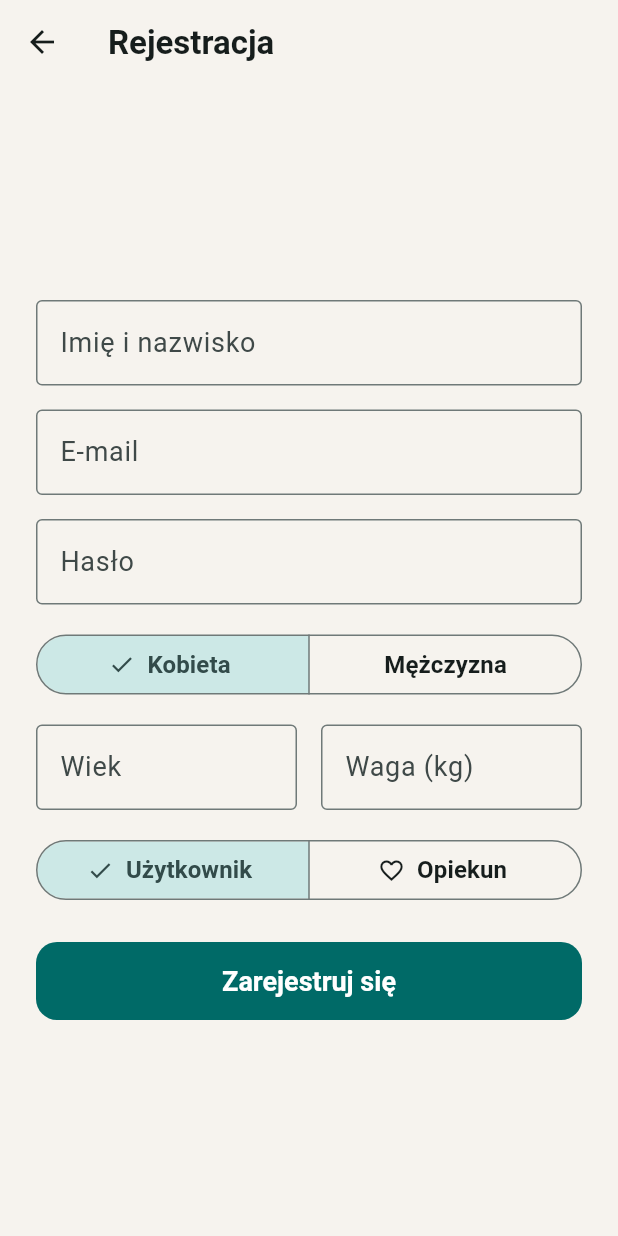
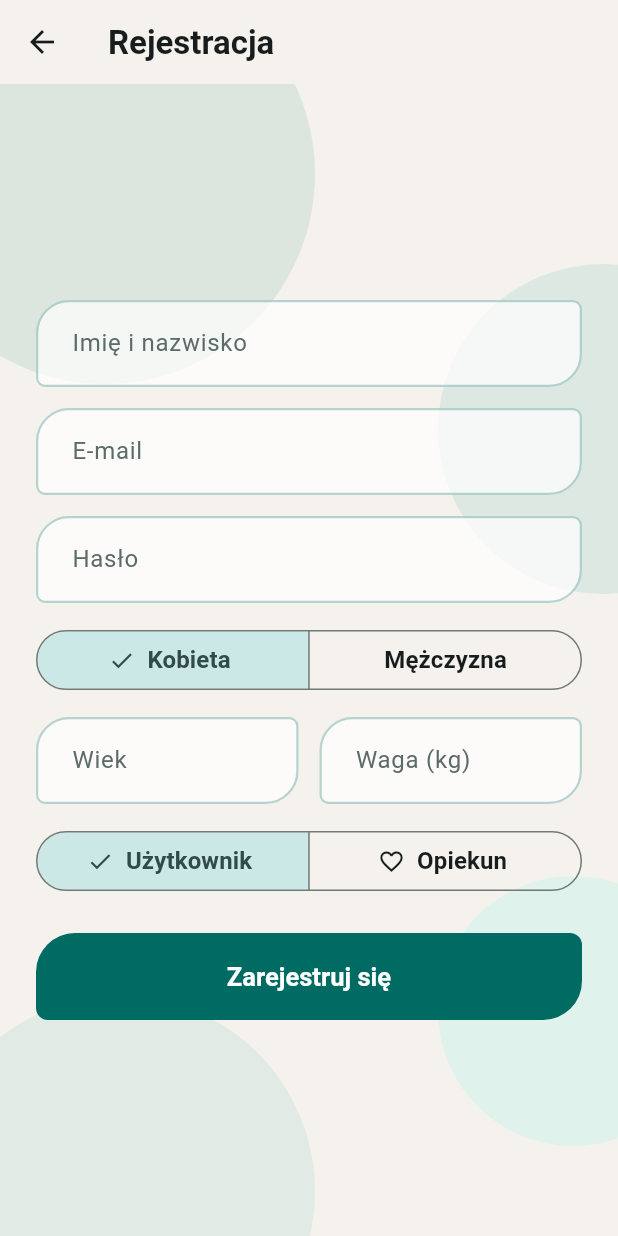
Before and after one commit to Cay00/mCare, a Flutter app: the screen it shows after launch, after a tap on "Zaloguj się", after a tap on "Nie masz konta? Zarejestruj się", on a phone screen of 412 x 824 dp. Run offline on Flutter 3.47's test engine with Material 3 defaults, Android fonts, the phone set to English and light mode, and no system bars; our stand-ins replace qr_flutter; missing offline and left inert: mobile_scanner; accounts and stored records are empty.

Commit message:
feat: update wygladu ui ekranu logowania i screen

```diff
--- a/lib/screens/login_screen.dart
+++ b/lib/screens/login_screen.dart
@@ -2,6 +2,7 @@ import 'package:flutter/material.dart';
 
 import 'package:m_opiekun/auth/auth_service.dart';
 import 'package:m_opiekun/screens/register_screen.dart';
+import 'package:m_opiekun/widgets/liquid.dart';
 
 class LoginScreen extends StatefulWidget {
   final AuthService auth;
@@ -32,11 +33,12 @@ class _LoginScreenState extends State<LoginScreen> {
   @override
   Widget build(BuildContext context) {
     final theme = Theme.of(context);
-    final colorScheme = theme.colorScheme;
     final demoUsers = widget.auth.demoUsers;
 
     return Scaffold(
+      backgroundColor: LiquidColors.bg,
       body: SafeArea(
+        child: LiquidBackground(
           child: Center(
             child: SingleChildScrollView(
               padding: const EdgeInsets.all(24),
@@ -47,12 +49,24 @@ class _LoginScreenState extends State<LoginScreen> {
                   children: [
                     Container(
                       padding: const EdgeInsets.symmetric(
-                      horizontal: 24,
-                      vertical: 32,
+                        horizontal: 28,
+                        vertical: 30,
                       ),
-                    decoration: BoxDecoration(
-                      color: colorScheme.primary,
-                      borderRadius: BorderRadius.circular(32),
+                      decoration: const BoxDecoration(
+                        gradient: LinearGradient(
+                          begin: Alignment.topLeft,
+                          end: Alignment.bottomRight,
+                          colors: [
+                            Color(0xEB006B63),
+                            Color(0xEB004D47),
+                          ],
+                        ),
+                        borderRadius: BorderRadius.only(
+                          topLeft: Radius.circular(44),
+                          topRight: Radius.circular(44),
+                          bottomRight: Radius.circular(14),
+                          bottomLeft: Radius.circular(44),
+                        ),
                       ),
                       child: Column(
                         crossAxisAlignment: CrossAxisAlignment.start,
@@ -60,54 +74,44 @@ class _LoginScreenState extends State<LoginScreen> {
                           Text(
                             'mOpiekun',
                             style: theme.textTheme.headlineMedium?.copyWith(
-                            color: colorScheme.onPrimary,
+                              color: Colors.white,
+                              fontWeight: FontWeight.w800,
+                              letterSpacing: -0.5,
                             ),
                           ),
-                        const SizedBox(height: 8),
+                          const SizedBox(height: 6),
                           Text(
                             'Zaloguj się, aby kontynuować',
                             style: theme.textTheme.bodyLarge?.copyWith(
-                            color: colorScheme.onPrimary.withValues(
-                              alpha: 0.85,
-                            ),
+                              color: Colors.white.withValues(alpha: 0.9),
                             ),
                           ),
                         ],
                       ),
                     ),
-                  const SizedBox(height: 24),
-                  TextField(
+                    const SizedBox(height: 22),
+                    LiquidField(
                       controller: _email,
+                      label: 'E-mail',
                       keyboardType: TextInputType.emailAddress,
-                    decoration: const InputDecoration(
-                      labelText: 'E-mail',
-                      border: OutlineInputBorder(),
                     ),
-                  ),
-                  const SizedBox(height: 16),
-                  TextField(
+                    const SizedBox(height: 14),
+                    LiquidField(
                       controller: _password,
+                      label: 'Hasło',
                       obscureText: true,
-                    decoration: const InputDecoration(
-                      labelText: 'Hasło',
-                      border: OutlineInputBorder(),
-                    ),
                     ),
                     if (_error != null) ...[
                       const SizedBox(height: 12),
                       Text(
                         _error!,
                         style: theme.textTheme.bodyMedium?.copyWith(
-                        color: colorScheme.error,
+                          color: Theme.of(context).colorScheme.error,
                         ),
                       ),
                     ],
-                  const SizedBox(height: 24),
-                  FilledButton(
-                    onPressed: _submit,
-                    child: const Text('Zaloguj się'),
-                  ),
-                  const SizedBox(height: 12),
+                    const SizedBox(height: 22),
+                    LiquidButton(label: 'Zaloguj się', onPressed: _submit),
                     TextButton(
                       onPressed: () {
                         Navigator.of(context).push(
@@ -116,33 +120,84 @@ class _LoginScreenState extends State<LoginScreen> {
                           ),
                         );
                       },
-                    child: const Text('Nie masz konta? Zarejestruj się'),
+                      child: const Text(
+                        'Nie masz konta? Zarejestruj się',
+                        style: TextStyle(
+                          color: LiquidColors.teal,
+                          fontWeight: FontWeight.w700,
+                          fontSize: 15,
                         ),
-                  const SizedBox(height: 24),
-                  Text(
-                    'Szybkie logowanie',
-                    style: theme.textTheme.titleMedium,
                       ),
+                    ),
+                    const SizedBox(height: 22),
+                    Text('Szybkie logowanie', style: theme.textTheme.titleMedium),
                     const SizedBox(height: 12),
                     for (final user in demoUsers)
                       Padding(
-                      padding: const EdgeInsets.only(bottom: 8),
-                      child: Card(
-                        child: ListTile(
-                          leading: CircleAvatar(
-                            backgroundColor: colorScheme.primaryContainer,
+                        padding: const EdgeInsets.only(bottom: 10),
+                        child: Material(
+                          color: Colors.white.withValues(alpha: 0.7),
+                          borderRadius: const BorderRadius.only(
+                            topLeft: Radius.circular(24),
+                            topRight: Radius.circular(8),
+                            bottomRight: Radius.circular(24),
+                            bottomLeft: Radius.circular(8),
+                          ),
+                          child: InkWell(
+                            borderRadius: const BorderRadius.only(
+                              topLeft: Radius.circular(24),
+                              topRight: Radius.circular(8),
+                              bottomRight: Radius.circular(24),
+                              bottomLeft: Radius.circular(8),
+                            ),
+                            onTap: () =>
+                                widget.auth.login(user.email, user.password),
+                            child: Padding(
+                              padding: const EdgeInsets.symmetric(
+                                horizontal: 16,
+                                vertical: 12,
+                              ),
+                              child: Row(
+                                children: [
+                                  CircleAvatar(
+                                    backgroundColor: LiquidColors.mint,
                                     child: Icon(
                                       user.role == UserRole.patient
                                           ? Icons.person_outline
                                           : Icons.favorite_outline,
-                              color: colorScheme.onPrimaryContainer,
+                                      color: const Color(0xFF003B36),
                                     ),
                                   ),
-                          title: Text(user.name),
-                          subtitle: Text(roleLabel(user.role)),
-                          trailing: const Icon(Icons.arrow_forward_ios, size: 16),
-                          onTap: () =>
-                              widget.auth.login(user.email, user.password),
+                                  const SizedBox(width: 14),
+                                  Column(
+                                    crossAxisAlignment:
+                                        CrossAxisAlignment.start,
+                                    children: [
+                                      Text(
+                                        user.name,
+                                        style: const TextStyle(
+                                          fontSize: 16,
+                                          fontWeight: FontWeight.w600,
+                                          color: LiquidColors.ink,
+                                        ),
+                                      ),
+                                      Text(
+                                        roleLabel(user.role),
+                                        style: const TextStyle(
+                                          fontSize: 14,
+                                          color: LiquidColors.muted,
+                                        ),
+                                      ),
+                                    ],
+                                  ),
+                                  const Spacer(),
+                                  const Icon(
+                                    Icons.chevron_right,
+                                    color: LiquidColors.muted,
+                                  ),
+                                ],
+                              ),
+                            ),
                           ),
                         ),
                       ),
@@ -152,6 +207,7 @@ class _LoginScreenState extends State<LoginScreen> {
             ),
           ),
         ),
+      ),
     );
   }
 }
--- a/lib/screens/register_screen.dart
+++ b/lib/screens/register_screen.dart
@@ -1,6 +1,7 @@
 import 'package:flutter/material.dart';
 
 import 'package:m_opiekun/auth/auth_service.dart';
+import 'package:m_opiekun/widgets/liquid.dart';
 
 class RegisterScreen extends StatefulWidget {
   final AuthService auth;
@@ -76,8 +77,13 @@ class _RegisterScreenState extends State<RegisterScreen> {
     final registered = _registered;
 
     return Scaffold(
-      appBar: AppBar(title: const Text('Rejestracja')),
+      backgroundColor: LiquidColors.bg,
+      appBar: AppBar(
+        backgroundColor: LiquidColors.bg,
+        title: const Text('Rejestracja'),
+      ),
       body: SafeArea(
+        child: LiquidBackground(
           child: Center(
             child: SingleChildScrollView(
               padding: const EdgeInsets.all(24),
@@ -87,32 +93,20 @@ class _RegisterScreenState extends State<RegisterScreen> {
                     ? Column(
                         crossAxisAlignment: CrossAxisAlignment.stretch,
                         children: [
-                        TextField(
-                          controller: _name,
-                          decoration: const InputDecoration(
-                            labelText: 'Imię i nazwisko',
-                            border: OutlineInputBorder(),
+                          LiquidField(controller: _name, label: 'Imię i nazwisko'),
+                          const SizedBox(height: 14),
+                          LiquidField(
+                            controller: _email,
+                            label: 'E-mail',
+                            keyboardType: TextInputType.emailAddress,
                           ),
+                          const SizedBox(height: 14),
+                          LiquidField(
+                            controller: _password,
+                            label: 'Hasło',
+                            obscureText: true,
                           ),
-                        const SizedBox(height: 16),
-                        TextField(
-                          controller: _email,
-                          keyboardType: TextInputType.emailAddress,
-                          decoration: const InputDecoration(
-                            labelText: 'E-mail',
-                            border: OutlineInputBorder(),
-                          ),
-                        ),
-                        const SizedBox(height: 16),
-                        TextField(
-                          controller: _password,
-                          obscureText: true,
-                          decoration: const InputDecoration(
-                            labelText: 'Hasło',
-                            border: OutlineInputBorder(),
-                          ),
-                        ),
-                        const SizedBox(height: 16),
+                          const SizedBox(height: 14),
                           SegmentedButton<Gender>(
                             segments: const [
                               ButtonSegment(
@@ -128,33 +122,27 @@ class _RegisterScreenState extends State<RegisterScreen> {
                             onSelectionChanged: (selection) =>
                                 setState(() => _gender = selection.first),
                           ),
-                        const SizedBox(height: 16),
+                          const SizedBox(height: 14),
                           Row(
                             children: [
                               Expanded(
-                              child: TextField(
+                                child: LiquidField(
                                   controller: _age,
+                                  label: 'Wiek',
                                   keyboardType: TextInputType.number,
-                                decoration: const InputDecoration(
-                                  labelText: 'Wiek',
-                                  border: OutlineInputBorder(),
                                 ),
                               ),
-                            ),
-                            const SizedBox(width: 16),
+                              const SizedBox(width: 14),
                               Expanded(
-                              child: TextField(
+                                child: LiquidField(
                                   controller: _weight,
+                                  label: 'Waga (kg)',
                                   keyboardType: TextInputType.number,
-                                decoration: const InputDecoration(
-                                  labelText: 'Waga (kg)',
-                                  border: OutlineInputBorder(),
-                                ),
                                 ),
                               ),
                             ],
                           ),
-                        const SizedBox(height: 16),
+                          const SizedBox(height: 14),
                           SegmentedButton<UserRole>(
                             segments: const [
                               ButtonSegment(
@@ -182,9 +170,9 @@ class _RegisterScreenState extends State<RegisterScreen> {
                             ),
                           ],
                           const SizedBox(height: 24),
-                        FilledButton(
+                          LiquidButton(
+                            label: 'Zarejestruj się',
                             onPressed: _submit,
-                          child: const Text('Zarejestruj się'),
                           ),
                         ],
                       )
@@ -194,15 +182,20 @@ class _RegisterScreenState extends State<RegisterScreen> {
                           Container(
                             padding: const EdgeInsets.all(24),
                             decoration: BoxDecoration(
-                            color: colorScheme.primaryContainer,
-                            borderRadius: BorderRadius.circular(32),
+                              color: LiquidColors.mint.withValues(alpha: 0.35),
+                              borderRadius: const BorderRadius.only(
+                                topLeft: Radius.circular(44),
+                                topRight: Radius.circular(44),
+                                bottomRight: Radius.circular(14),
+                                bottomLeft: Radius.circular(44),
+                              ),
                             ),
                             child: Column(
                               children: [
-                              Icon(
+                                const Icon(
                                   Icons.check_circle_outline,
                                   size: 48,
-                                color: colorScheme.onPrimaryContainer,
+                                  color: LiquidColors.teal,
                                 ),
                                 const SizedBox(height: 12),
                                 Text(
@@ -214,7 +207,6 @@ class _RegisterScreenState extends State<RegisterScreen> {
                                   '${registered.name} · ${roleLabel(registered.role)}',
                                   style: theme.textTheme.bodyMedium,
                                 ),
-                              const SizedBox(height: 4),
                                 Text(
                                   '${registered.age} lat · ${genderLabel(registered.gender)} · ${registered.weight} kg',
                                   style: theme.textTheme.bodyMedium,
@@ -223,11 +215,12 @@ class _RegisterScreenState extends State<RegisterScreen> {
                             ),
                           ),
                           const SizedBox(height: 24),
-                        FilledButton(
+                          LiquidButton(
+                            label: 'Zaloguj się automatycznie',
                             onPressed: _loginAutomatically,
-                          child: const Text('Zaloguj się automatycznie'),
                           ),
                         ],
+                      ),
               ),
             ),
           ),
--- /dev/null
+++ b/lib/widgets/liquid.dart
@@ -0,0 +1,171 @@
+import 'package:flutter/material.dart';
+
+class LiquidColors {
+  static const teal = Color(0xFF006B63);
+  static const tealDark = Color(0xFF004D47);
+  static const mint = Color(0xFFA0F0EA);
+  static const bg = Color(0xFFF5F2ED);
+  static const ink = Color(0xFF14201F);
+  static const muted = Color(0xFF5B6B69);
+  static const line = Color(0x47006B63);
+}
+
+class LiquidField extends StatefulWidget {
+  final TextEditingController controller;
+  final String label;
+  final TextInputType? keyboardType;
+  final bool obscureText;
+
+  const LiquidField({
+    super.key,
+    required this.controller,
+    required this.label,
+    this.keyboardType,
+    this.obscureText = false,
+  });
+
+  @override
+  State<LiquidField> createState() => _LiquidFieldState();
+}
+
+class _LiquidFieldState extends State<LiquidField> {
+  final _focus = FocusNode();
+  bool _focused = false;
+
+  @override
+  void initState() {
+    super.initState();
+    _focus.addListener(() => setState(() => _focused = _focus.hasFocus));
+  }
+
+  @override
+  void dispose() {
+    _focus.dispose();
+    super.dispose();
+  }
+
+  BorderRadius get _radius => _focused
+      ? const BorderRadius.only(
+          topLeft: Radius.circular(6),
+          topRight: Radius.circular(22),
+          bottomRight: Radius.circular(6),
+          bottomLeft: Radius.circular(22),
+        )
+      : const BorderRadius.only(
+          topLeft: Radius.circular(22),
+          topRight: Radius.circular(6),
+          bottomRight: Radius.circular(22),
+          bottomLeft: Radius.circular(6),
+        );
+
+  @override
+  Widget build(BuildContext context) {
+    return TextField(
+      controller: widget.controller,
+      focusNode: _focus,
+      keyboardType: widget.keyboardType,
+      obscureText: widget.obscureText,
+      style: const TextStyle(
+        color: LiquidColors.ink,
+        fontSize: 16,
+        fontWeight: FontWeight.w500,
+      ),
+      decoration: InputDecoration(
+        labelText: widget.label,
+        filled: true,
+        fillColor: Colors.white.withValues(alpha: 0.7),
+        border: OutlineInputBorder(borderRadius: _radius),
+        enabledBorder: OutlineInputBorder(
+          borderRadius: _radius,
+          borderSide: const BorderSide(color: LiquidColors.line, width: 1.5),
+        ),
+        focusedBorder: OutlineInputBorder(
+          borderRadius: _radius,
+          borderSide: const BorderSide(color: LiquidColors.teal, width: 1.5),
+        ),
+        floatingLabelStyle: const TextStyle(
+          color: LiquidColors.teal,
+          fontSize: 12,
+          fontWeight: FontWeight.w700,
+        ),
+        labelStyle: const TextStyle(color: LiquidColors.muted, fontSize: 16),
+        contentPadding: const EdgeInsets.symmetric(
+          horizontal: 20,
+          vertical: 18,
+        ),
+      ),
+    );
+  }
+}
+
+class LiquidButton extends StatelessWidget {
+  final String label;
+  final VoidCallback onPressed;
+
+  const LiquidButton({super.key, required this.label, required this.onPressed});
+
+  @override
+  Widget build(BuildContext context) {
+    return FilledButton(
+      onPressed: onPressed,
+      style: FilledButton.styleFrom(
+        backgroundColor: LiquidColors.teal,
+        foregroundColor: Colors.white,
+        minimumSize: const Size.fromHeight(58),
+        textStyle: const TextStyle(fontSize: 17, fontWeight: FontWeight.w700),
+        shape: const RoundedRectangleBorder(
+          borderRadius: BorderRadius.only(
+            topLeft: Radius.circular(26),
+            topRight: Radius.circular(8),
+            bottomRight: Radius.circular(26),
+            bottomLeft: Radius.circular(8),
+          ),
+        ),
+      ),
+      child: Text(label),
+    );
+  }
+}
+
+class LiquidBackground extends StatelessWidget {
+  final Widget child;
+
+  const LiquidBackground({super.key, required this.child});
+
+  @override
+  Widget build(BuildContext context) {
+    return Stack(
+      children: [
+        Positioned(
+          top: -80,
+          left: -70,
+          child: _blob(280, LiquidColors.teal.withValues(alpha: 0.10)),
+        ),
+        Positioned(
+          top: 120,
+          right: -100,
+          child: _blob(220, const Color(0xFF0A8F85).withValues(alpha: 0.10)),
+        ),
+        Positioned(
+          bottom: -100,
+          left: -50,
+          child: _blob(260, const Color(0xFF0A8F85).withValues(alpha: 0.08)),
+        ),
+        Positioned(
+          bottom: 60,
+          right: -60,
+          child: _blob(180, LiquidColors.mint.withValues(alpha: 0.25)),
+        ),
+        child,
+      ],
+    );
+  }
+
+  Widget _blob(double size, Color color) {
+    return Container(
+      width: size,
+      height: size,
+      decoration: BoxDecoration(shape: BoxShape.circle, color: color),
+    );
+  }
+}
```
Lines whose indentation alone changed are shown as unchanged.
